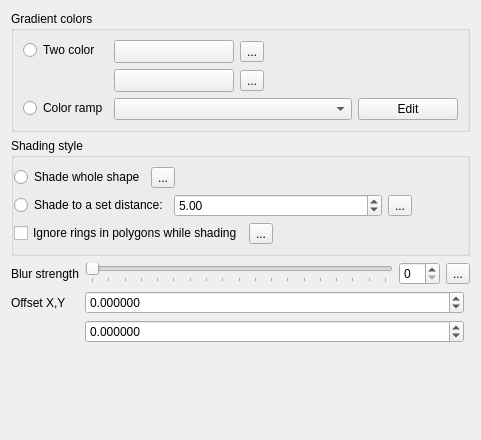
qgis/QGIS, file src/ui/symbollayer/widget_shapeburstfill.ui: the form before one commit.
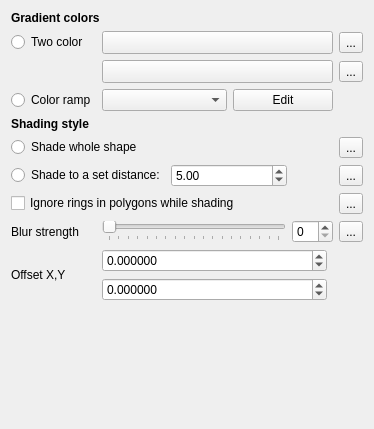
The form after the commit. Custom widgets are drawn as their Qt base class.

```diff
--- a/src/ui/symbollayer/widget_shapeburstfill.ui
+++ b/src/ui/symbollayer/widget_shapeburstfill.ui
@@ -6,125 +6,29 @@
    <rect>
     <x>0</x>
     <y>0</y>
-    <width>481</width>
-    <height>440</height>
+    <width>374</width>
+    <height>429</height>
    </rect>
   </property>
   <property name="windowTitle">
    <string>Form</string>
   </property>
-  <layout class="QFormLayout" name="formLayout_2">
-   <item row="0" column="0" colspan="2">
-    <widget class="QGroupBox" name="mGradientTypeGroupBox">
-     <property name="title">
-      <string>Gradient colors</string>
+  <layout class="QGridLayout" name="gridLayout">
+   <item row="9" column="0">
+    <widget class="QLabel" name="label">
+     <property name="text">
+      <string>Blur strength</string>
      </property>
-     <layout class="QFormLayout" name="formLayout">
-      <item row="0" column="0">
+    </widget>
+   </item>
+   <item row="1" column="0">
        <widget class="QRadioButton" name="radioTwoColor">
         <property name="text">
          <string>Two color</string>
         </property>
        </widget>
       </item>
-      <item row="0" column="1">
-       <layout class="QGridLayout" name="gridLayout">
-        <item row="0" column="0">
-         <layout class="QHBoxLayout" name="horizontalLayout_2">
-          <item>
-           <widget class="QgsColorButtonV2" name="btnChangeColor">
-            <property name="minimumSize">
-             <size>
-              <width>120</width>
-              <height>0</height>
-             </size>
-            </property>
-            <property name="maximumSize">
-             <size>
-              <width>120</width>
-              <height>16777215</height>
-             </size>
-            </property>
-            <property name="text">
-             <string/>
-            </property>
-           </widget>
-          </item>
-          <item>
-           <widget class="QgsDataDefinedButton" name="mStartColorDDBtn">
-            <property name="text">
-             <string>...</string>
-            </property>
-           </widget>
-          </item>
-          <item>
-           <spacer name="horizontalSpacer">
-            <property name="orientation">
-             <enum>Qt::Horizontal</enum>
-            </property>
-            <property name="sizeHint" stdset="0">
-             <size>
-              <width>40</width>
-              <height>20</height>
-             </size>
-            </property>
-           </spacer>
-          </item>
-         </layout>
-        </item>
-        <item row="1" column="0">
-         <layout class="QHBoxLayout" name="horizontalLayout">
-          <item>
-           <widget class="QgsColorButtonV2" name="btnChangeColor2">
-            <property name="minimumSize">
-             <size>
-              <width>120</width>
-              <height>0</height>
-             </size>
-            </property>
-            <property name="maximumSize">
-             <size>
-              <width>120</width>
-              <height>16777215</height>
-             </size>
-            </property>
-            <property name="text">
-             <string/>
-            </property>
-           </widget>
-          </item>
-          <item>
-           <widget class="QgsDataDefinedButton" name="mEndColorDDBtn">
-            <property name="text">
-             <string>...</string>
-            </property>
-           </widget>
-          </item>
-          <item>
-           <spacer name="horizontalSpacer_5">
-            <property name="orientation">
-             <enum>Qt::Horizontal</enum>
-            </property>
-            <property name="sizeHint" stdset="0">
-             <size>
-              <width>40</width>
-              <height>20</height>
-             </size>
-            </property>
-           </spacer>
-          </item>
-         </layout>
-        </item>
-       </layout>
-      </item>
-      <item row="1" column="0">
-       <widget class="QRadioButton" name="radioColorRamp">
-        <property name="text">
-         <string>Color ramp</string>
-        </property>
-       </widget>
-      </item>
-      <item row="1" column="1">
+   <item row="3" column="1" colspan="3">
        <layout class="QHBoxLayout" name="horizontalLayout_8">
         <item>
          <widget class="QgsColorRampComboBox" name="cboGradientColorRamp"/>
@@ -144,50 +48,77 @@
         </item>
        </layout>
       </item>
-     </layout>
-    </widget>
-   </item>
-   <item row="1" column="0" colspan="2">
-    <widget class="QGroupBox" name="mShadeDistanceGroupBox">
-     <property name="title">
-      <string>Shading style</string>
-     </property>
-     <layout class="QVBoxLayout" name="verticalLayout">
-      <property name="leftMargin">
-       <number>0</number>
-      </property>
-      <item>
-       <layout class="QHBoxLayout" name="horizontalLayout_5">
-        <item>
-         <widget class="QRadioButton" name="mRadioUseWholeShape">
-          <property name="text">
-           <string>Shade whole shape</string>
-          </property>
-         </widget>
-        </item>
-        <item>
+   <item row="5" column="4">
          <widget class="QgsDataDefinedButton" name="mShadeWholeShapeDDBtn">
           <property name="text">
            <string>...</string>
           </property>
          </widget>
         </item>
+   <item row="9" column="1" colspan="3">
+    <layout class="QHBoxLayout" name="horizontalLayout_4">
         <item>
-         <spacer name="horizontalSpacer_2">
+      <widget class="QSlider" name="mBlurSlider">
+       <property name="maximum">
+        <number>18</number>
+       </property>
+       <property name="pageStep">
+        <number>3</number>
+       </property>
           <property name="orientation">
            <enum>Qt::Horizontal</enum>
           </property>
-          <property name="sizeHint" stdset="0">
-           <size>
-            <width>40</width>
-            <height>20</height>
-           </size>
-          </property>
-         </spacer>
+       <property name="tickPosition">
+        <enum>QSlider::TicksBelow</enum>
+       </property>
+       <property name="tickInterval">
+        <number>1</number>
+       </property>
+      </widget>
+     </item>
+     <item>
+      <widget class="QSpinBox" name="mSpinBlurRadius">
+       <property name="sizePolicy">
+        <sizepolicy hsizetype="Fixed" vsizetype="Fixed">
+         <horstretch>1</horstretch>
+         <verstretch>0</verstretch>
+        </sizepolicy>
+       </property>
+       <property name="maximum">
+        <number>18</number>
+       </property>
+      </widget>
         </item>
        </layout>
       </item>
-      <item>
+   <item row="6" column="4">
+    <widget class="QgsDataDefinedButton" name="mShadeDistanceDDBtn">
+     <property name="text">
+      <string>...</string>
+     </property>
+    </widget>
+   </item>
+   <item row="2" column="4">
+    <widget class="QgsDataDefinedButton" name="mEndColorDDBtn">
+     <property name="text">
+      <string>...</string>
+     </property>
+    </widget>
+   </item>
+   <item row="0" column="0" colspan="4">
+    <widget class="QLabel" name="label_2">
+     <property name="font">
+      <font>
+       <weight>75</weight>
+       <bold>true</bold>
+      </font>
+     </property>
+     <property name="text">
+      <string>Gradient colors</string>
+     </property>
+    </widget>
+   </item>
+   <item row="6" column="0" colspan="4">
        <layout class="QHBoxLayout" name="horizontalLayout_3">
         <property name="spacing">
          <number>6</number>
@@ -218,13 +149,6 @@
           </property>
          </widget>
         </item>
-        <item>
-         <widget class="QgsDataDefinedButton" name="mShadeDistanceDDBtn">
-          <property name="text">
-           <string>...</string>
-          </property>
-         </widget>
-        </item>
         <item>
          <spacer name="horizontalSpacer_3">
           <property name="orientation">
@@ -250,7 +174,41 @@
         </item>
        </layout>
       </item>
-      <item>
+   <item row="10" column="0">
+    <widget class="QLabel" name="label_6">
+     <property name="text">
+      <string>Offset X,Y</string>
+     </property>
+    </widget>
+   </item>
+   <item row="9" column="4">
+    <widget class="QgsDataDefinedButton" name="mBlurRadiusDDBtn">
+     <property name="text">
+      <string>...</string>
+     </property>
+    </widget>
+   </item>
+   <item row="11" column="1">
+    <spacer name="verticalSpacer">
+     <property name="orientation">
+      <enum>Qt::Vertical</enum>
+     </property>
+     <property name="sizeHint" stdset="0">
+      <size>
+       <width>20</width>
+       <height>40</height>
+      </size>
+     </property>
+    </spacer>
+   </item>
+   <item row="1" column="4">
+    <widget class="QgsDataDefinedButton" name="mStartColorDDBtn">
+     <property name="text">
+      <string>...</string>
+     </property>
+    </widget>
+   </item>
+   <item row="8" column="0" colspan="4">
        <layout class="QHBoxLayout" name="horizontalLayout_6">
         <item>
          <widget class="QCheckBox" name="mIgnoreRingsCheckBox">
@@ -259,13 +217,6 @@
           </property>
          </widget>
         </item>
-        <item>
-         <widget class="QgsDataDefinedButton" name="mIgnoreRingsDDBtn">
-          <property name="text">
-           <string>...</string>
-          </property>
-         </widget>
-        </item>
         <item>
          <spacer name="horizontalSpacer_4">
           <property name="orientation">
@@ -281,67 +232,84 @@
         </item>
        </layout>
       </item>
-     </layout>
-    </widget>
-   </item>
-   <item row="2" column="0">
-    <widget class="QLabel" name="label">
-     <property name="text">
-      <string>Blur strength</string>
-     </property>
-    </widget>
-   </item>
-   <item row="2" column="1">
-    <layout class="QHBoxLayout" name="horizontalLayout_4">
-     <item>
-      <widget class="QSlider" name="mBlurSlider">
-       <property name="maximum">
-        <number>18</number>
-       </property>
-       <property name="pageStep">
-        <number>3</number>
-       </property>
-       <property name="orientation">
-        <enum>Qt::Horizontal</enum>
-       </property>
-       <property name="tickPosition">
-        <enum>QSlider::TicksBelow</enum>
-       </property>
-       <property name="tickInterval">
-        <number>1</number>
-       </property>
-      </widget>
-     </item>
-     <item>
-      <widget class="QSpinBox" name="mSpinBlurRadius">
+   <item row="2" column="1" colspan="3">
+    <widget class="QgsColorButtonV2" name="btnChangeColor2">
        <property name="sizePolicy">
-        <sizepolicy hsizetype="Fixed" vsizetype="Fixed">
-         <horstretch>1</horstretch>
+      <sizepolicy hsizetype="Expanding" vsizetype="Fixed">
+       <horstretch>0</horstretch>
          <verstretch>0</verstretch>
         </sizepolicy>
        </property>
-       <property name="maximum">
-        <number>18</number>
+     <property name="minimumSize">
+      <size>
+       <width>120</width>
+       <height>0</height>
+      </size>
+     </property>
+     <property name="maximumSize">
+      <size>
+       <width>16777215</width>
+       <height>16777215</height>
+      </size>
+     </property>
+     <property name="text">
+      <string/>
        </property>
       </widget>
      </item>
-     <item>
-      <widget class="QgsDataDefinedButton" name="mBlurRadiusDDBtn">
+   <item row="8" column="4">
+    <widget class="QgsDataDefinedButton" name="mIgnoreRingsDDBtn">
        <property name="text">
         <string>...</string>
        </property>
       </widget>
-     </item>
-    </layout>
    </item>
    <item row="3" column="0">
-    <widget class="QLabel" name="label_6">
+    <widget class="QRadioButton" name="radioColorRamp">
      <property name="text">
-      <string>Offset X,Y</string>
+      <string>Color ramp</string>
      </property>
     </widget>
    </item>
-   <item row="3" column="1">
+   <item row="1" column="1" colspan="3">
+    <widget class="QgsColorButtonV2" name="btnChangeColor">
+     <property name="sizePolicy">
+      <sizepolicy hsizetype="Expanding" vsizetype="Fixed">
+       <horstretch>0</horstretch>
+       <verstretch>0</verstretch>
+      </sizepolicy>
+     </property>
+     <property name="minimumSize">
+      <size>
+       <width>120</width>
+       <height>0</height>
+      </size>
+     </property>
+     <property name="maximumSize">
+      <size>
+       <width>16777215</width>
+       <height>16777215</height>
+      </size>
+     </property>
+     <property name="text">
+      <string/>
+     </property>
+    </widget>
+   </item>
+   <item row="4" column="0">
+    <widget class="QLabel" name="label_3">
+     <property name="font">
+      <font>
+       <weight>75</weight>
+       <bold>true</bold>
+      </font>
+     </property>
+     <property name="text">
+      <string>Shading style</string>
+     </property>
+    </widget>
+   </item>
+   <item row="10" column="1" colspan="3">
     <layout class="QGridLayout" name="gridLayout_2">
      <item row="0" column="0">
       <widget class="QgsDoubleSpinBox" name="spinOffsetX">
@@ -394,7 +362,54 @@
      </item>
     </layout>
    </item>
-  </layout>
+   <item row="5" column="0" colspan="4">
+    <layout class="QHBoxLayout" name="horizontalLayout_5">
+     <item>
+      <widget class="QRadioButton" name="mRadioUseWholeShape">
+       <property name="text">
+        <string>Shade whole shape</string>
+       </property>
+      </widget>
+     </item>
+     <item>
+      <spacer name="horizontalSpacer_2">
+       <property name="orientation">
+        <enum>Qt::Horizontal</enum>
+       </property>
+       <property name="sizeHint" stdset="0">
+        <size>
+         <width>40</width>
+         <height>20</height>
+        </size>
+       </property>
+      </spacer>
+     </item>
+    </layout>
+   </item>
+  </layout>
+  <zorder>label</zorder>
+  <zorder>label_6</zorder>
+  <zorder>label_2</zorder>
+  <zorder>radioTwoColor</zorder>
+  <zorder></zorder>
+  <zorder>radioColorRamp</zorder>
+  <zorder>label_3</zorder>
+  <zorder>mRadioUseWholeShape</zorder>
+  <zorder>mRadioUseMaxDistance</zorder>
+  <zorder>mIgnoreRingsCheckBox</zorder>
+  <zorder>mRadioUseWholeShape</zorder>
+  <zorder></zorder>
+  <zorder></zorder>
+  <zorder></zorder>
+  <zorder>mStartColorDDBtn</zorder>
+  <zorder>mEndColorDDBtn</zorder>
+  <zorder>btnChangeColor</zorder>
+  <zorder>btnChangeColor2</zorder>
+  <zorder>verticalSpacer</zorder>
+  <zorder>mShadeWholeShapeDDBtn</zorder>
+  <zorder>mShadeDistanceDDBtn</zorder>
+  <zorder>mIgnoreRingsDDBtn</zorder>
+  <zorder>mBlurRadiusDDBtn</zorder>
  </widget>
  <customwidgets>
   <customwidget>
```
Left out of the diff: 61 changed lines with no effect on the pictures. Lines whose indentation alone changed are shown as unchanged.
